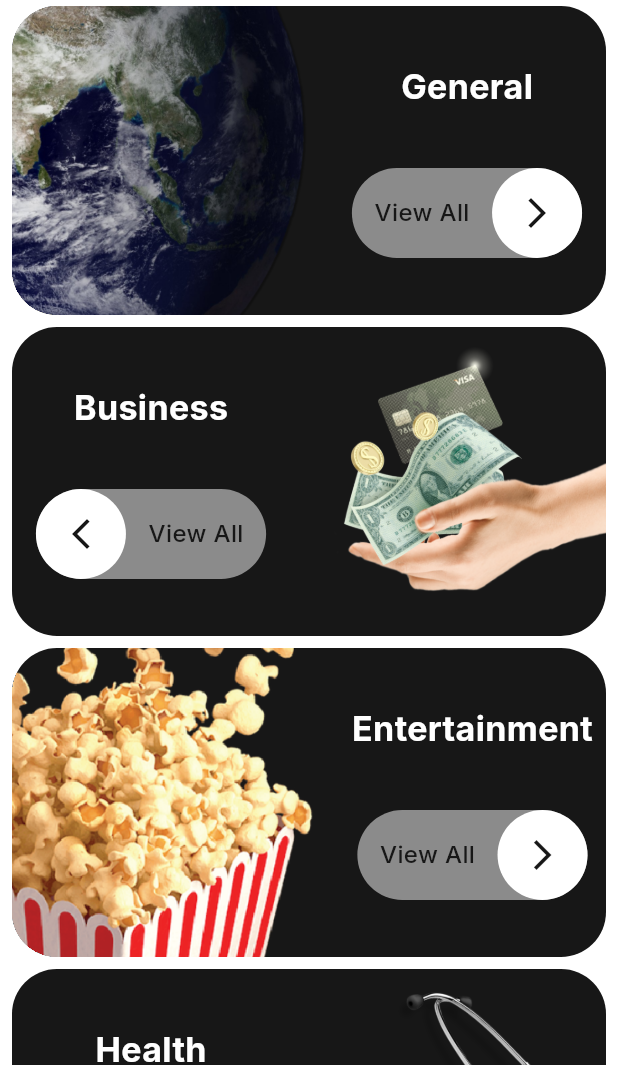
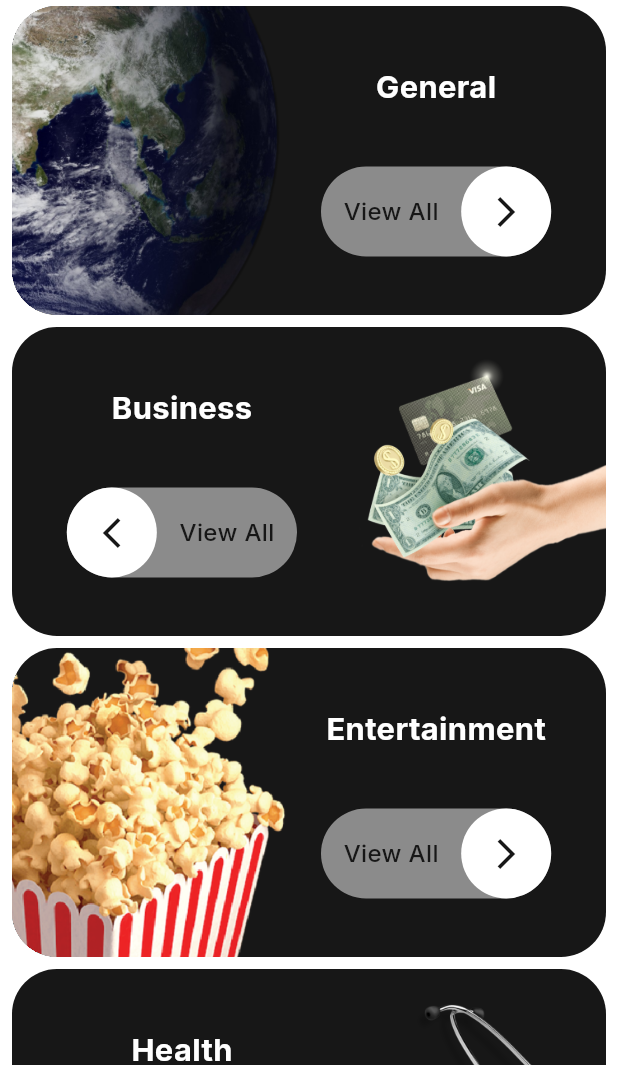
Before and after one commit to msalahzaki/news_app, a Flutter app: the screen it shows after launch, on a phone screen of 412 x 824 dp, the part 171-1236 px from its top. Run offline on Flutter 3.47's test engine with Material 3 defaults, Android fonts, the phone set to English and light mode, and no system bars; our stand-ins replace cached_network_image, get_time_ago, google_fonts; generated files the repository leaves out were written again.

Commit message:
small Changes

```diff
--- a/lib/api/api_const.dart
+++ b/lib/api/api_const.dart
@@ -1,5 +1,5 @@
 class ApiConst {
   static const String baseURL = "newsapi.org";
-  static const String apiKey = "3ab727ad2f1346d39da5184096b0f066";
+  static const String apiKey = "3a686d1dde834b72a21d4326d034a9ed";
 //"db18a9bfda1a410588b0c139466cfa39";
 }
--- a/lib/ui/home/home_screen.dart
+++ b/lib/ui/home/home_screen.dart
@@ -45,7 +45,7 @@ class HomeScreen extends StatelessWidget {
                     Provider.of<NewsProvider>(context, listen: false)
                         .initnews();
                     navigateNewScreen(
-                        Sources_widget(categoryModel: categoryList[index]),
+                        SourcesWidget(categoryModel: categoryList[index]),
                         categoryList[index]);
                   });
             },
--- a/lib/ui/home/widget/home_category_widget.dart
+++ b/lib/ui/home/widget/home_category_widget.dart
@@ -23,20 +23,18 @@ final Function ()ontap ;
         ),
         child: Row(
           children: [
-            Transform.rotate(
-                angle: 0,
-                child: Image.asset(
-                  imageUrl,
-                  width: size.width * .55,
-                  fit: BoxFit.cover,
-                )),
+            Image.asset(
+              imageUrl,
+              width: size.width * .50,
+              fit: BoxFit.cover,
+            ),
             Column(mainAxisAlignment: MainAxisAlignment.spaceEvenly,
               children: [
                 Text(
                   text,
                   style: AppStyles.bold24white.copyWith(
                       color: Theme.of(context).primaryColor,
-                      fontSize: size.width * .055,
+                      fontSize: size.width * .05,
                       overflow: TextOverflow.ellipsis),
                 ),
                 InkWell(onTap: ontap,
--- a/lib/utils/app_theme.dart
+++ b/lib/utils/app_theme.dart
@@ -26,6 +26,8 @@ class AppTheme {
       enabledBorder: dropMenuBorder(borderColor: AppColor.black),
       focusedBorder: dropMenuBorder(borderColor: AppColor.black),
     ),
+    progressIndicatorTheme:
+        ProgressIndicatorThemeData(color: AppColor.semiblack),
   );
 
   static ThemeData darktheme = ThemeData(
@@ -51,6 +53,8 @@ class AppTheme {
       enabledBorder: dropMenuBorder(),
       focusedBorder: dropMenuBorder(),
     ),
+    progressIndicatorTheme:
+        ProgressIndicatorThemeData(color: AppColor.semiblack),
   );
 
   static OutlineInputBorder dropMenuBorder(
```
Also changed, not shown: lib/ui/home/sources_items/sources_widget.dart (+4 -4 lines), lib/ui/news/news_search.dart (+16 -8 lines).
